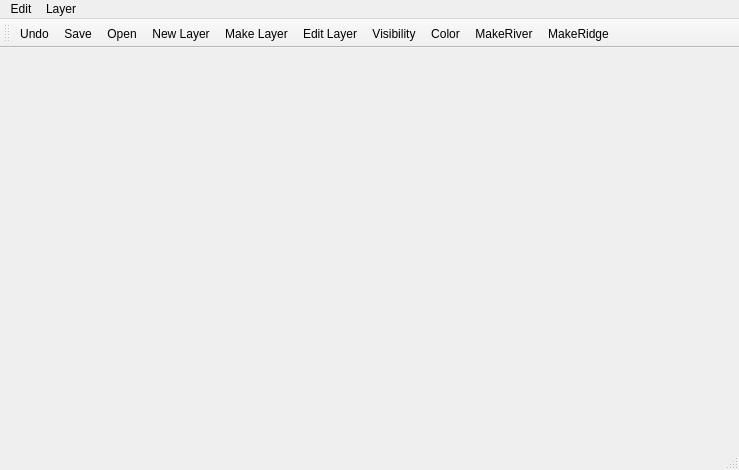
Qt form app/gui/mainwindow.ui (mortalisk/geoSketch) before a commit.
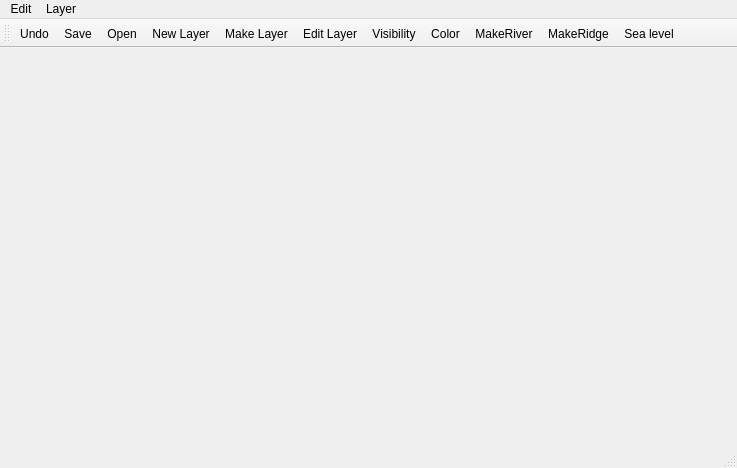
The same form after that commit. Icons and pictures are not drawn.

Commit message: made button for sea level

```diff
--- a/app/gui/mainwindow.ui
+++ b/app/gui/mainwindow.ui
@@ -6,8 +6,8 @@
    <rect>
     <x>0</x>
     <y>0</y>
-    <width>739</width>
-    <height>470</height>
+    <width>737</width>
+    <height>468</height>
    </rect>
   </property>
   <property name="windowTitle">
@@ -39,14 +39,15 @@
    <addaction name="actionColor"/>
    <addaction name="actionMakeRiver"/>
    <addaction name="actionMakeRidge"/>
+   <addaction name="actionSea"/>
   </widget>
   <widget class="QMenuBar" name="menuBar">
    <property name="geometry">
     <rect>
      <x>0</x>
      <y>0</y>
-     <width>739</width>
-     <height>23</height>
+     <width>737</width>
+     <height>22</height>
     </rect>
    </property>
    <widget class="QMenu" name="menuEdit">
@@ -163,6 +164,14 @@
     <string>Ctrl+O</string>
    </property>
   </action>
+  <action name="actionSea">
+   <property name="text">
+    <string>Sea level</string>
+   </property>
+   <property name="toolTip">
+    <string>Indicate sea level</string>
+   </property>
+  </action>
  </widget>
  <layoutdefault spacing="6" margin="11"/>
  <resources/>
```
The commit also changes 6 other files.
